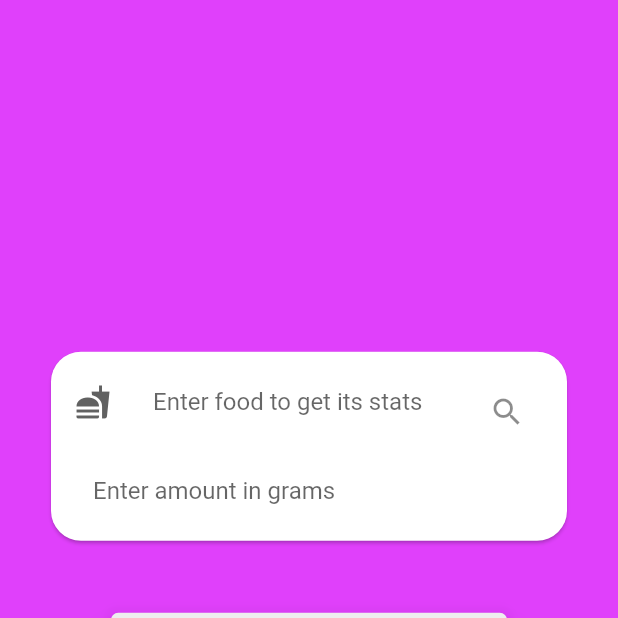
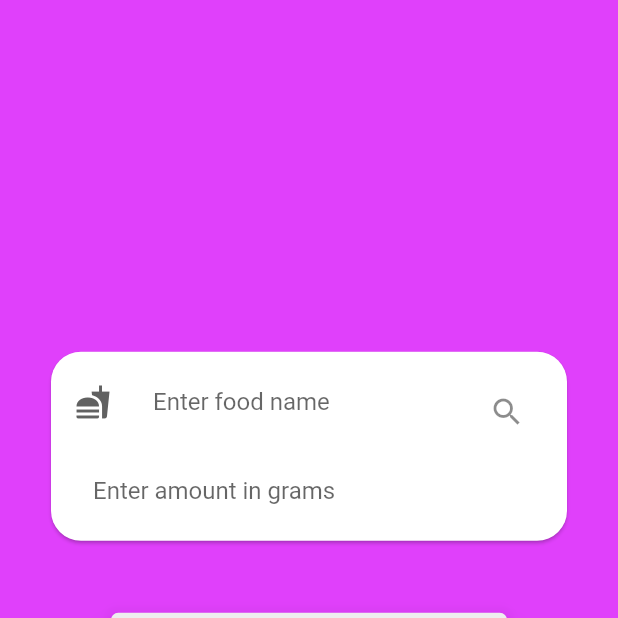
Before and after one commit to sketscripter/Calories-Tracker, a Flutter app: the CalorieCounter screen opened directly, on a phone screen of 412 x 824 dp, the top half of it. Run offline on Flutter 3.47's test engine with Material 2 defaults, Android fonts, the phone set to English and light mode, and no system bars; our stand-ins replace animated_text_kit, curved_navigation_bar, font_awesome_flutter, modal_progress_hud.

Commit message:
quick change

```diff
--- a/lib/screens/calorieCounter.dart
+++ b/lib/screens/calorieCounter.dart
@@ -79,7 +79,7 @@ class _CalorieCounterState extends State<CalorieCounter> {
                         ),
                         title: TextField(
                           decoration: InputDecoration(
-                              hintText: 'Enter food to get its stats',
+                              hintText: 'Enter food name',
                               filled: true,
                               fillColor: Colors.white,
                               icon: Icon(
```
